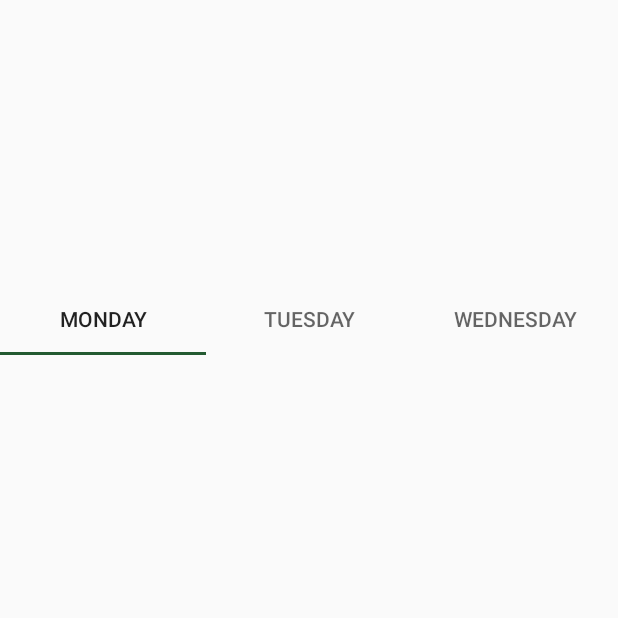
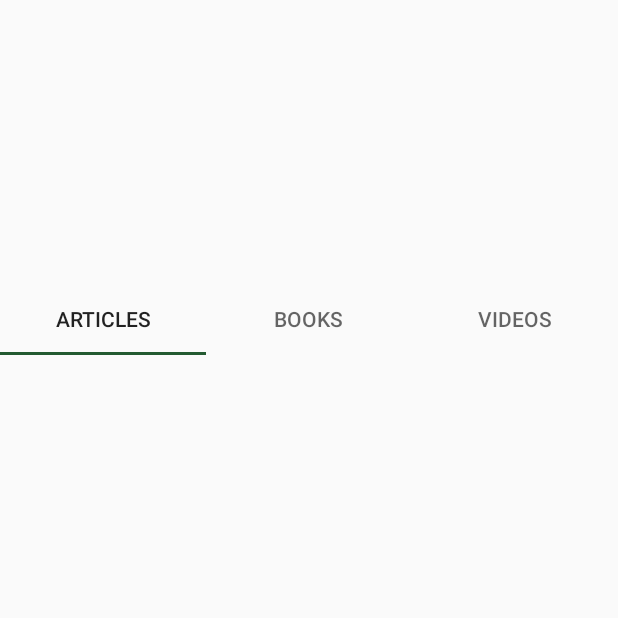
Before and after one commit to cranium44/DecagonClassroom, an Android app: the screen it shows after launch (MainActivity), item 3 of the bottom bar chosen, on a phone screen of 412 x 824 dp, the top half of it. Run offline under Robolectric (Android 15) with nearby library versions, the phone set to English and light mode, and no system bars.

Commit message:
edited the tab host

```diff
--- a/app/src/main/res/layout/fragment_resources.xml
+++ b/app/src/main/res/layout/fragment_resources.xml
@@ -18,19 +18,29 @@
             app:layout_constraintTop_toTopOf="@+id/guideline5">
 
             <com.google.android.material.tabs.TabItem
+                android:id="@+id/article_tab_item"
                 android:layout_width="wrap_content"
                 android:layout_height="wrap_content"
-                android:text="Monday" />
+                android:text="@string/articles">
+
+            </com.google.android.material.tabs.TabItem>
 
             <com.google.android.material.tabs.TabItem
+                android:id="@+id/book_tab_item"
                 android:layout_width="wrap_content"
                 android:layout_height="wrap_content"
-                android:text="Tuesday" />
+                android:text="@string/books">
+
+            </com.google.android.material.tabs.TabItem>
 
             <com.google.android.material.tabs.TabItem
+                android:id="@+id/videos_tab_item"
                 android:layout_width="wrap_content"
                 android:layout_height="wrap_content"
-                android:text="Wednesday" />
+                android:text="@string/videos">
+
+            </com.google.android.material.tabs.TabItem>
+
         </com.google.android.material.tabs.TabLayout>
 
         <androidx.constraintlayout.widget.Guideline
--- a/app/src/main/res/values/strings.xml
+++ b/app/src/main/res/values/strings.xml
@@ -31,4 +31,6 @@
     <string name="notifications">Notifications</string>
     <string name="get_help">Get Help</string>
     <string name="image">image</string>
+    <string name="videos">Videos</string>
+    <string name="books">Books</string>
 </resources>
```
